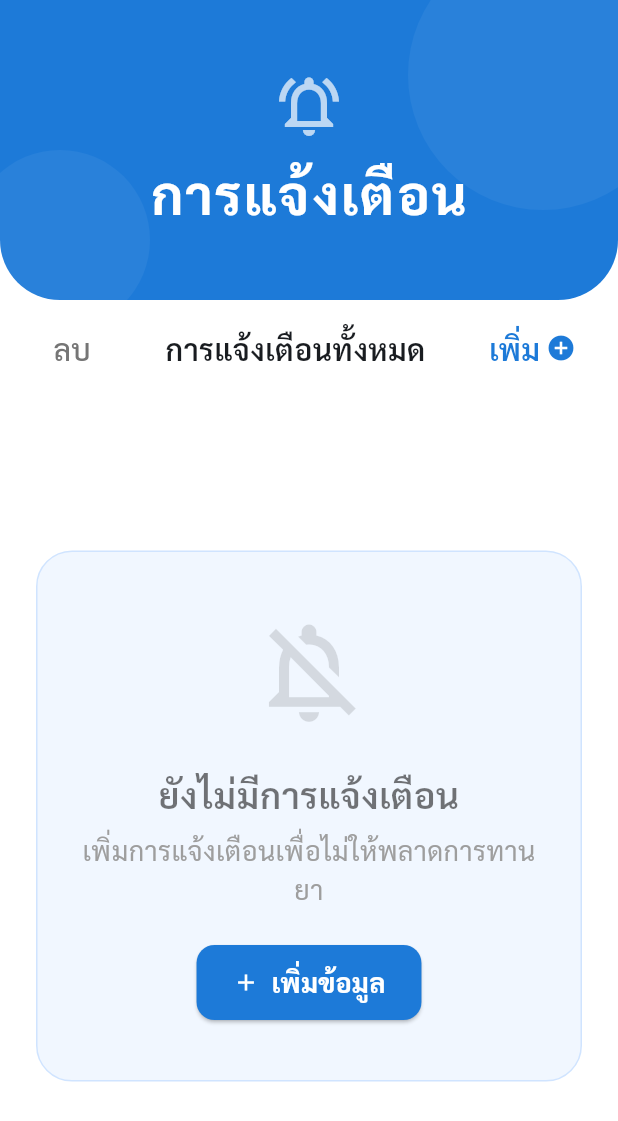
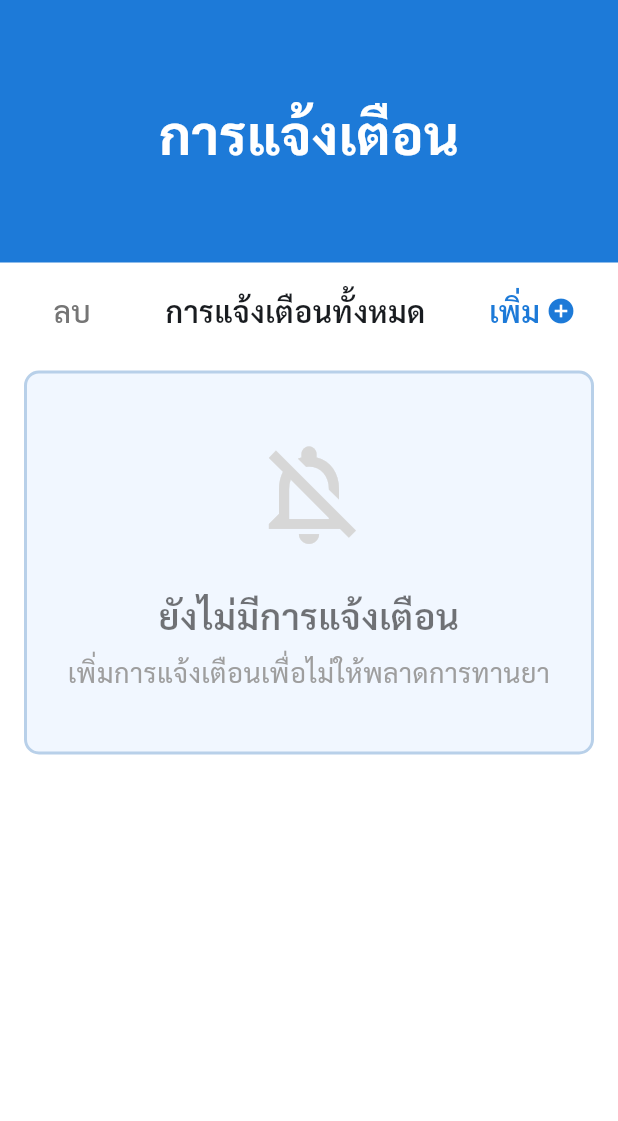
Before and after one commit to bbellechy/senoir-capYaDoo, a Flutter app: the NotificationListPage screen opened by its route, on a phone screen of 412 x 824 dp. Shown: the top 1121 px of the screen. Run offline on Flutter 3.47's test engine with Material 3 defaults, Android fonts, the phone set to English and light mode, and no system bars; our stand-ins replace flutter_local_notifications, flutter_secure_storage, flutter_timezone, flutter_tts, fluttertoast, image_picker and 3 more; missing offline and left inert: flutter_rounded_date_picker, record; accounts and stored records are empty; network calls fail.

Commit message:
fix UI NotiPage

```diff
--- a/lib/core/routing/app_router.dart
+++ b/lib/core/routing/app_router.dart
@@ -1,6 +1,5 @@
 import 'package:flutter/material.dart';
 
-import 'package:capyadoo/features/notifications/presentation/pages/notification_demo_page.dart';
 import 'package:capyadoo/features/notifications/presentation/pages/notification_list_page.dart';
 import 'package:capyadoo/features/notifications/presentation/pages/add_notification_page.dart';
 import 'package:capyadoo/features/notifications/presentation/pages/edit_notification_page.dart';
--- a/lib/features/notifications/presentation/pages/notification_list_page.dart
+++ b/lib/features/notifications/presentation/pages/notification_list_page.dart
@@ -155,69 +155,22 @@ class _NotificationListPageState extends State<NotificationListPage> {
         children: [
           // Premium Header
           Container(
-            height: 200,
+            height: 175,
             width: double.infinity,
-            decoration: const BoxDecoration(
             color: AppColors.primaryBlue,
-              borderRadius: BorderRadius.only(
-                bottomLeft: Radius.circular(40),
-                bottomRight: Radius.circular(40),
-              ),
-            ),
             child: SafeArea(
               bottom: false,
-              child: Stack(
-                children: [
-                  // Decorative Circles
-                  Positioned(
-                    right: -40,
-                    top: -40,
-                    child: Container(
-                      width: 180,
-                      height: 180,
-                      decoration: BoxDecoration(
-                        shape: BoxShape.circle,
-                        color: Colors.white.withOpacity(0.05),
-                      ),
-                    ),
-                  ),
-                  Positioned(
-                    left: -20,
-                    bottom: -20,
-                    child: Container(
-                      width: 120,
-                      height: 120,
-                      decoration: BoxDecoration(
-                        shape: BoxShape.circle,
-                        color: Colors.white.withOpacity(0.05),
-                      ),
-                    ),
-                  ),
-                  Align(
+              child: Align(
                 alignment: Alignment.center,
-                    child: Column(
-                      mainAxisAlignment: MainAxisAlignment.center,
-                      children: [
-                        const Icon(
-                          Icons.notifications_active_outlined,
-                          color: Colors.white70,
-                          size: 48,
-                        ),
-                        const SizedBox(height: 8),
-                        const Text(
+                child: const Text(
                   'การแจ้งเตือน',
                   style: TextStyle(
                     color: Colors.white,
                     fontSize: 36,
                     fontWeight: FontWeight.w700,
                     fontFamily: 'Sarabun',
-                            letterSpacing: 1.2,
                   ),
                 ),
-                      ],
-                    ),
-                  ),
-                ],
               ),
             ),
           ),
@@ -328,13 +281,17 @@ class _NotificationListPageState extends State<NotificationListPage> {
 
     if (_controller.notifications.isEmpty) {
       return Padding(
-        padding: const EdgeInsets.all(24.0),
-        child: Center(
+        padding: const EdgeInsets.fromLTRB(16, 8, 16, 24),
+        child: Align(
+          alignment: Alignment.topCenter,
           child: AppEmptyCard(
             icon: Icons.notifications_off_outlined,
             title: 'ยังไม่มีการแจ้งเตือน',
             subtitle: 'เพิ่มการแจ้งเตือนเพื่อไม่ให้พลาดการทานยา',
-            onAddPressed: () => _navigateToAdd(context),
+            iconColor: AppColors.textSublest,
+            borderColor: AppColors.blueBorder,
+            borderRadius: 10,
+            borderWidth: 2,
           ),
         ),
       );
```
Lines whose indentation alone changed are shown as unchanged.
